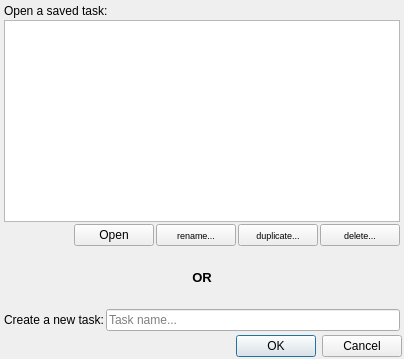
The window that ui/CreateLoadTaskDialog.ui (AmirHammouteneEI/ScheduledPasteAndKeys) describes before a commit, drawn with Qt 5.
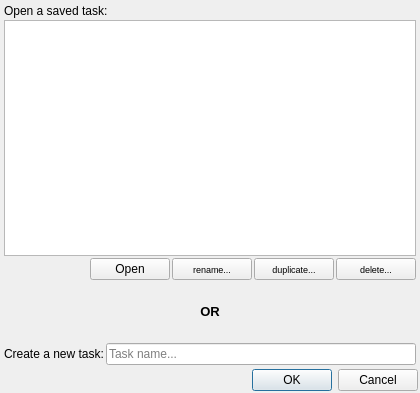
The same window after the commit.

Diff of the .ui file:
```diff
--- a/ui/CreateLoadTaskDialog.ui
+++ b/ui/CreateLoadTaskDialog.ui
@@ -9,8 +9,8 @@
    <rect>
     <x>0</x>
     <y>0</y>
-    <width>404</width>
-    <height>359</height>
+    <width>420</width>
+    <height>393</height>
    </rect>
   </property>
   <property name="windowTitle">
```
